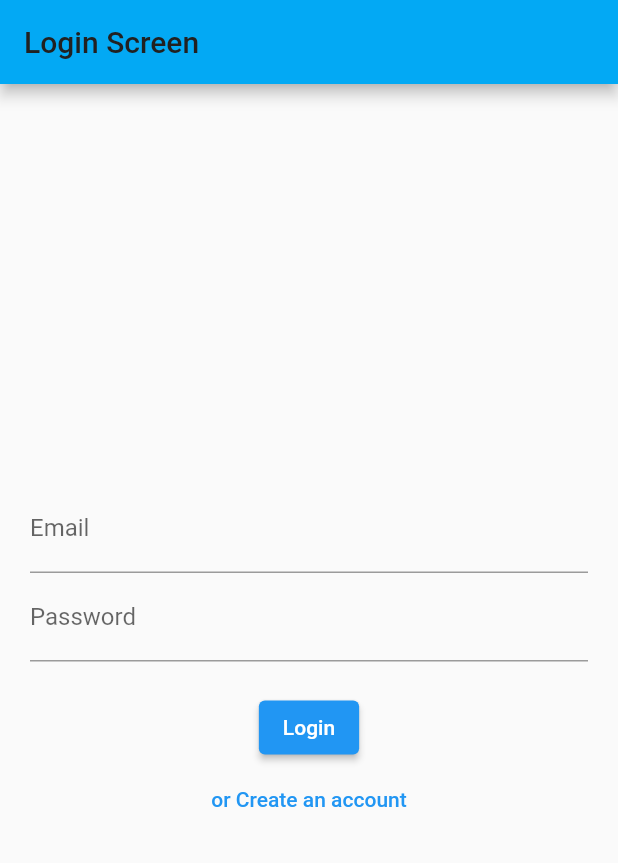
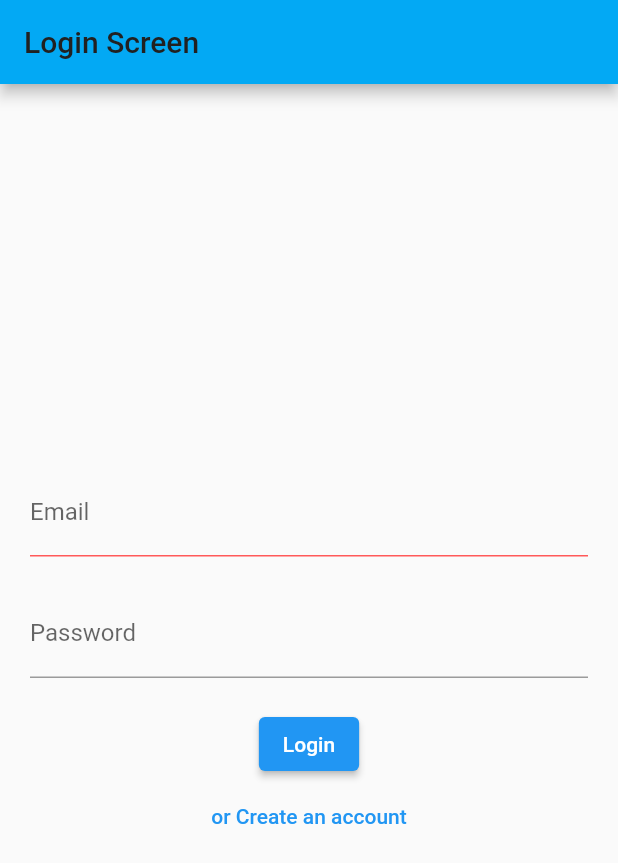
Before and after one commit to tayyab530/Helpadora, a Flutter app: the screen it shows after launch, on a phone screen of 412 x 824 dp. Shown: the top 863 px of the screen. Run offline on Flutter 3.47's test engine with Material 2 defaults, Android fonts, the phone set to English and light mode, and no system bars; our stand-ins replace firebase_auth, firebase_core, rxdart; accounts and stored records are empty; network calls fail.

Commit message:
login bloc applied

```diff
--- a/lib/src/app.dart
+++ b/lib/src/app.dart
@@ -1,4 +1,6 @@
 import 'package:flutter/material.dart';
+import 'package:helpadora/src/blocs/login_bloc.dart';
+import 'package:provider/provider.dart';
 
 import 'screens/main_screen.dart';
 import 'screens/chat_screen.dart';
@@ -10,7 +12,11 @@ class App extends StatelessWidget {
 
   @override
   Widget build(BuildContext context) {
-    return MaterialApp(
+    return MultiProvider(
+      providers: [
+        ChangeNotifierProvider(create: (ctx) => LoginBloc()),
+      ],
+      child: MaterialApp(
         theme: ThemeData(
           textTheme: TextTheme(
             headline6: TextStyle(
@@ -47,6 +53,7 @@ class App extends StatelessWidget {
           RegistrationScreen.routeName: (ctx) => RegistrationScreen(),
           ChatScreen.routeName: (ctx) => ChatScreen(),
         },
+      ),
     );
   }
 }
--- a/lib/src/blocs/login_bloc.dart
+++ b/lib/src/blocs/login_bloc.dart
@@ -1,9 +1,11 @@
 import 'dart:async';
+
+import 'package:flutter/cupertino.dart';
 
 import 'validators/E_and_P_validator.dart';
 import 'package:rxdart/rxdart.dart';
 
-class LoginBloc extends Object with EandPvalidatorsMixin {
+class LoginBloc extends ChangeNotifier with EandPvalidatorsMixin {
   final _email = BehaviorSubject<String>();
   final _password = BehaviorSubject<String>();
 
@@ -17,6 +19,7 @@ class LoginBloc extends Object with EandPvalidatorsMixin {
   Stream<String> get password => _password.stream.transform(passwordValidate());
 
   dispose() {
+    super.dispose();
     _email.close();
     _password.close();
   }
@@ -24,3 +27,5 @@ class LoginBloc extends Object with EandPvalidatorsMixin {
   String getEmail() => _email.value;
   String getPassword() => _password.value;
 }
+
+//Please do not turn off the PC!!!!
--- a/lib/src/screens/login_screen.dart
+++ b/lib/src/screens/login_screen.dart
@@ -1,12 +1,21 @@
 import 'package:flutter/material.dart';
+import 'package:helpadora/src/blocs/login_bloc.dart';
 import 'package:helpadora/src/screens/main_screen.dart';
 import 'package:helpadora/src/screens/registration_screen.dart';
+import 'package:provider/provider.dart';
+import '../services/auth_services.dart';
 
 class LoginScreen extends StatelessWidget {
   static const routeName = '/login';
 
+  final auth = AuthService();
+
   @override
   Widget build(BuildContext context) {
+    auth
+      ..registerWithEandP('sadiq.qasmi3@gmail.com', "123456")
+          .then((value) => null);
+    final loginBloc = Provider.of<LoginBloc>(context);
     return Scaffold(
       appBar: AppBar(
         title: Text('Login Screen'),
@@ -16,11 +25,7 @@ class LoginScreen extends StatelessWidget {
         child: Column(
           mainAxisAlignment: MainAxisAlignment.center,
           children: [
-            TextField(
-              decoration: InputDecoration(
-                labelText: 'Email',
-              ),
-            ),
+            emailField(loginBloc),
             TextField(
               obscureText: true,
               decoration: InputDecoration(
@@ -31,11 +36,13 @@ class LoginScreen extends StatelessWidget {
               height: 20.0,
             ),
             ElevatedButton(
-              onPressed: () => Navigator.of(context).pushNamed(MainScreen.routeName),
+              onPressed: () =>
+                  Navigator.of(context).pushNamed(MainScreen.routeName),
               child: Text('Login'),
             ),
             TextButton(
-              onPressed: () => Navigator.of(context).pushNamed(RegistrationScreen.routeName),
+              onPressed: () =>
+                  Navigator.of(context).pushNamed(RegistrationScreen.routeName),
               child: Text('or Create an account'),
             ),
           ],
@@ -43,4 +50,18 @@ class LoginScreen extends StatelessWidget {
       ),
     );
   }
+
+  Widget emailField(LoginBloc bloc) {
+    return StreamBuilder(
+        stream: bloc.email,
+        builder: (BuildContext context, AsyncSnapshot<String> snapshot) {
+          return TextField(
+            decoration: InputDecoration(
+              labelText: 'Email',
+              errorText: snapshot.hasError ? snapshot.error : "",
+            ),
+            onChanged: bloc.changeEmail,
+          );
+        });
+  }
 }
--- a/lib/src/services/auth_services.dart
+++ b/lib/src/services/auth_services.dart
@@ -1,10 +1,9 @@
 import 'package:firebase_auth/firebase_auth.dart';
-
-final auth = AuthService();
 
 class AuthService {
   final FirebaseAuth _auth = FirebaseAuth.instance;
   User user;
+
   String _errorMessage;
   // ignore: missing_return
   Future<User> registerWithEandP(String email, String password) async {
@@ -13,6 +12,8 @@ class AuthService {
           email: email, password: password);
       _auth.currentUser;
       if (result != null) {
+        await result.user.sendEmailVerification();
+        print("asdas");
         return result.user;
       }
     } on FirebaseAuthException catch (e) {
--- a/pubspec.yaml
+++ b/pubspec.yaml
@@ -30,6 +30,8 @@ dependencies:
   cupertino_icons: ^1.0.2
   firebase_auth: ^1.0.1
   firebase_core: ^1.0.2
+  rxdart: ^0.26.0
+  provider: ^5.0.0
 
 dev_dependencies:
   flutter_test:
```
Also changed, not shown: pubspec.lock. Lines whose indentation alone changed are shown as unchanged.
